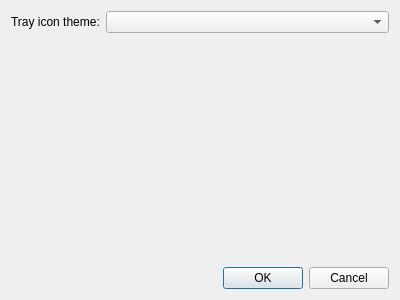
anetczuk/work-log, file src/worklog/ui/widget/settingsdialog.ui: the form before one commit.
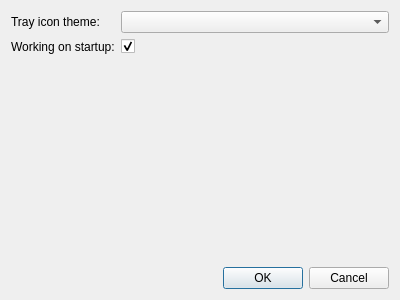
The form after the commit.

Commit message: Add setting: log work on startup

Patch:
```diff
--- a/src/worklog/ui/widget/settingsdialog.ui
+++ b/src/worklog/ui/widget/settingsdialog.ui
@@ -26,6 +26,23 @@
      <item row="0" column="1">
       <widget class="QComboBox" name="trayThemeCB"/>
      </item>
+     <item row="1" column="1">
+      <widget class="QCheckBox" name="workingOnStartupCB">
+       <property name="text">
+        <string/>
+       </property>
+       <property name="checked">
+        <bool>true</bool>
+       </property>
+      </widget>
+     </item>
+     <item row="1" column="0">
+      <widget class="QLabel" name="label">
+       <property name="text">
+        <string>Working on startup:</string>
+       </property>
+      </widget>
+     </item>
     </layout>
    </item>
    <item>
```
The commit also changes 3 other files.
